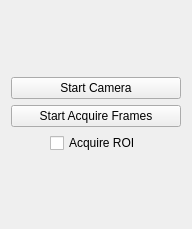
Before: the Qt Designer form forms/camera_control.ui in lsst-sitcom/spot_motion_monitor, drawn with Qt 5.
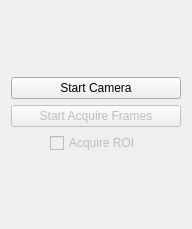
After: the same form once the commit is applied.

Commit message: Disabling acquisition and ROI buttons before camera startup.

Diff of the .ui file:
```diff
--- a/forms/camera_control.ui
+++ b/forms/camera_control.ui
@@ -45,6 +45,9 @@
    </item>
    <item>
     <widget class="QPushButton" name="acquireFramesButton">
+     <property name="enabled">
+      <bool>false</bool>
+     </property>
      <property name="text">
       <string>Start Acquire Frames</string>
      </property>
@@ -73,6 +76,9 @@
      </item>
      <item>
       <widget class="QCheckBox" name="acquireRoiCheckBox">
+       <property name="enabled">
+        <bool>false</bool>
+       </property>
        <property name="text">
         <string>Acquire ROI</string>
        </property>
```
The commit also changes 3 other files.
